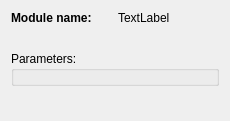
SampleEnvironment/frappy, file secop/gui/ui/modulectrl.ui: the form before one commit.
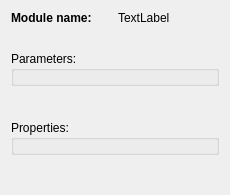
The form after the commit.

The edit to the form file:
```diff
--- a/secop/gui/ui/modulectrl.ui
+++ b/secop/gui/ui/modulectrl.ui
@@ -7,7 +7,7 @@
     <x>0</x>
     <y>0</y>
     <width>230</width>
-    <height>121</height>
+    <height>195</height>
    </rect>
   </property>
   <property name="windowTitle">
@@ -92,6 +92,40 @@
      </property>
     </spacer>
    </item>
+   <item row="4" column="0">
+    <widget class="QGroupBox" name="propertyGroupBox">
+     <property name="title">
+      <string>Properties:</string>
+     </property>
+     <layout class="QVBoxLayout" name="verticalLayout_2">
+      <property name="leftMargin">
+       <number>0</number>
+      </property>
+      <property name="topMargin">
+       <number>6</number>
+      </property>
+      <property name="rightMargin">
+       <number>0</number>
+      </property>
+      <property name="bottomMargin">
+       <number>6</number>
+      </property>
+     </layout>
+    </widget>
+   </item>
+   <item row="5" column="0">
+    <spacer name="verticalSpacer_3">
+     <property name="orientation">
+      <enum>Qt::Vertical</enum>
+     </property>
+     <property name="sizeHint" stdset="0">
+      <size>
+       <width>20</width>
+       <height>40</height>
+      </size>
+     </property>
+    </spacer>
+   </item>
   </layout>
  </widget>
  <resources/>
```
